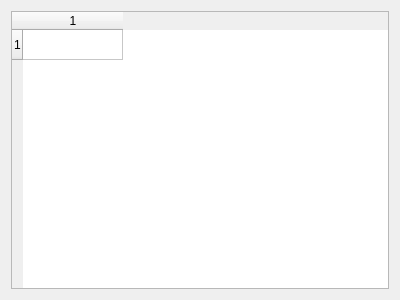
0verwritten/player, file addmusic.ui: the form before one commit.
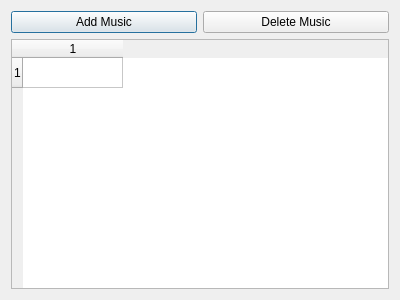
The form after the commit.

The edit to the form file:
```diff
--- a/addmusic.ui
+++ b/addmusic.ui
@@ -13,8 +13,22 @@
   <property name="windowTitle">
    <string>Dialog</string>
   </property>
-  <layout class="QVBoxLayout" name="verticalLayout">
-   <item>
+  <layout class="QGridLayout" name="gridLayout">
+   <item row="0" column="0">
+    <widget class="QPushButton" name="pushButton">
+     <property name="text">
+      <string>Add Music</string>
+     </property>
+    </widget>
+   </item>
+   <item row="0" column="1">
+    <widget class="QPushButton" name="pushButton_2">
+     <property name="text">
+      <string>Delete Music</string>
+     </property>
+    </widget>
+   </item>
+   <item row="1" column="0" colspan="2">
     <widget class="QTableWidget" name="tableWidget">
      <row>
       <property name="text">
```
